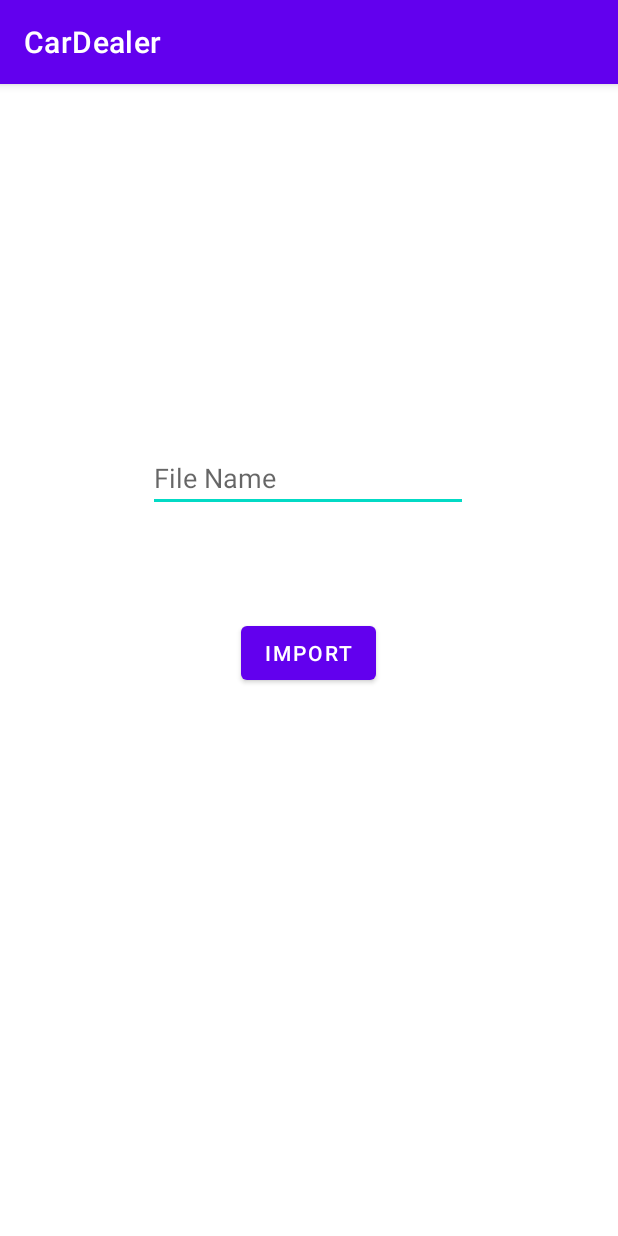
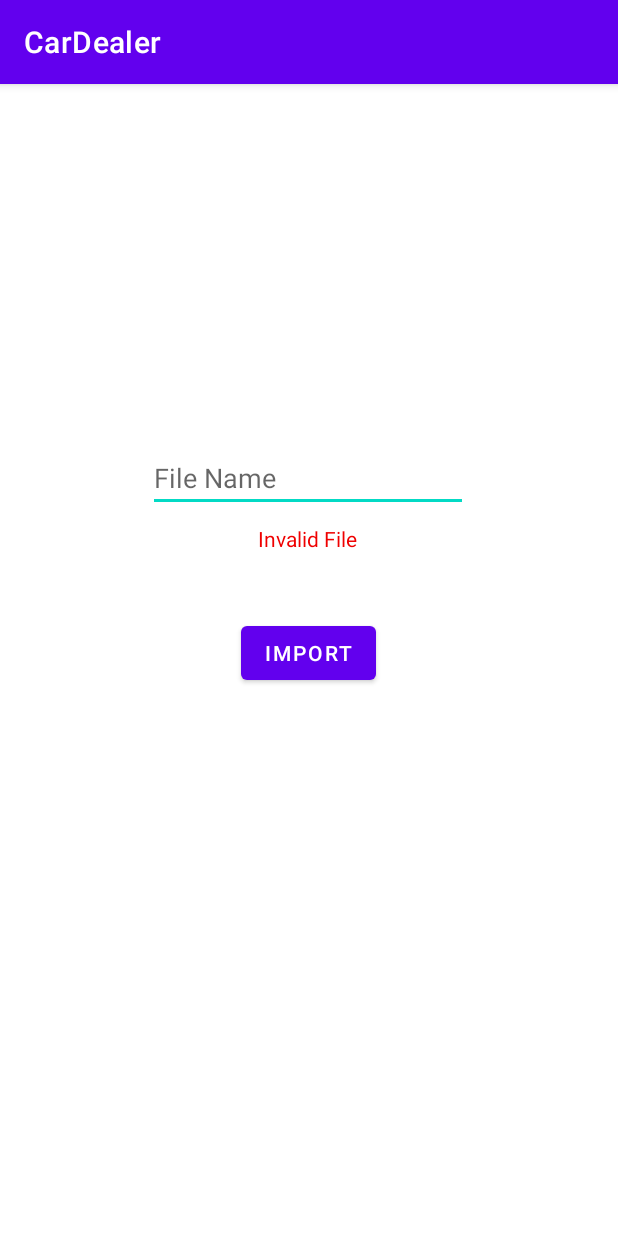
Before and after one commit to Dpellowski/Group-Project-Phase-3, an Android app: the ImportFileActivity screen opened directly, with no data from a screen before it, after a tap on "IMPORT", on a phone screen of 412 x 824 dp. Run offline under Robolectric (Android 15) with nearby library versions, the phone set to English and light mode, and no system bars; network calls fail.

Commit message:
added error if file not found

```diff
--- a/app/src/main/java/edu/metrostate/cardealer/ImportFileActivity.java
+++ b/app/src/main/java/edu/metrostate/cardealer/ImportFileActivity.java
@@ -6,6 +6,7 @@ import android.content.Intent;
 import android.os.Bundle;
 import android.view.View;
 import android.widget.EditText;
+import android.widget.TextView;
 
 import org.xml.sax.SAXException;
 
@@ -16,6 +17,7 @@ import javax.xml.parsers.ParserConfigurationException;
 public class ImportFileActivity extends AppCompatActivity {
 
     EditText input;
+    TextView error;
 
     @Override
     protected void onCreate(Bundle savedInstanceState) {
@@ -23,6 +25,7 @@ public class ImportFileActivity extends AppCompatActivity {
         setContentView(R.layout.activity_import_file);
         //get input text
         input = (EditText) findViewById(R.id.file_name);
+        error = (TextView) findViewById(R.id.invalidFileText);
 
         //get input button (Input was reserved word)
         findViewById(R.id.submit).setOnClickListener(new View.OnClickListener() {
@@ -37,9 +40,9 @@ public class ImportFileActivity extends AppCompatActivity {
 
                     //go back to main if success
                     Intent intent = new Intent(ImportFileActivity.this, MainActivity.class);
-
                     startActivity(intent);
                 } catch (IOException | ParserConfigurationException | SAXException e) {
+                    error.setText("Invalid File");
                     e.printStackTrace();
                 }
             }
--- a/app/src/main/res/layout/activity_import_file.xml
+++ b/app/src/main/res/layout/activity_import_file.xml
@@ -4,6 +4,7 @@
     xmlns:tools="http://schemas.android.com/tools"
     android:layout_width="match_parent"
     android:layout_height="match_parent"
+    android:visibility="visible"
     tools:context=".ImportFileActivity">
 
     <Button
@@ -23,9 +24,9 @@
         android:layout_width="wrap_content"
         android:layout_height="wrap_content"
         android:ems="10"
-        android:text=""
         android:hint="File Name"
         android:inputType="textPersonName"
+        android:text=""
         app:layout_constraintBottom_toBottomOf="parent"
         app:layout_constraintEnd_toEndOf="parent"
         app:layout_constraintHorizontal_bias="0.497"
@@ -33,4 +34,18 @@
         app:layout_constraintTop_toTopOf="parent"
         app:layout_constraintVertical_bias="0.332" />
 
+    <TextView
+        android:id="@+id/invalidFileText"
+        android:layout_width="wrap_content"
+        android:layout_height="wrap_content"
+        android:layout_marginTop="8dp"
+        android:text=""
+        android:textColor="#EF0000"
+        app:layout_constraintBottom_toTopOf="@+id/submit"
+        app:layout_constraintEnd_toEndOf="parent"
+        app:layout_constraintHorizontal_bias="0.498"
+        app:layout_constraintStart_toStartOf="parent"
+        app:layout_constraintTop_toBottomOf="@+id/file_name"
+        app:layout_constraintVertical_bias="0.0" />
+
 </androidx.constraintlayout.widget.ConstraintLayout>
```
